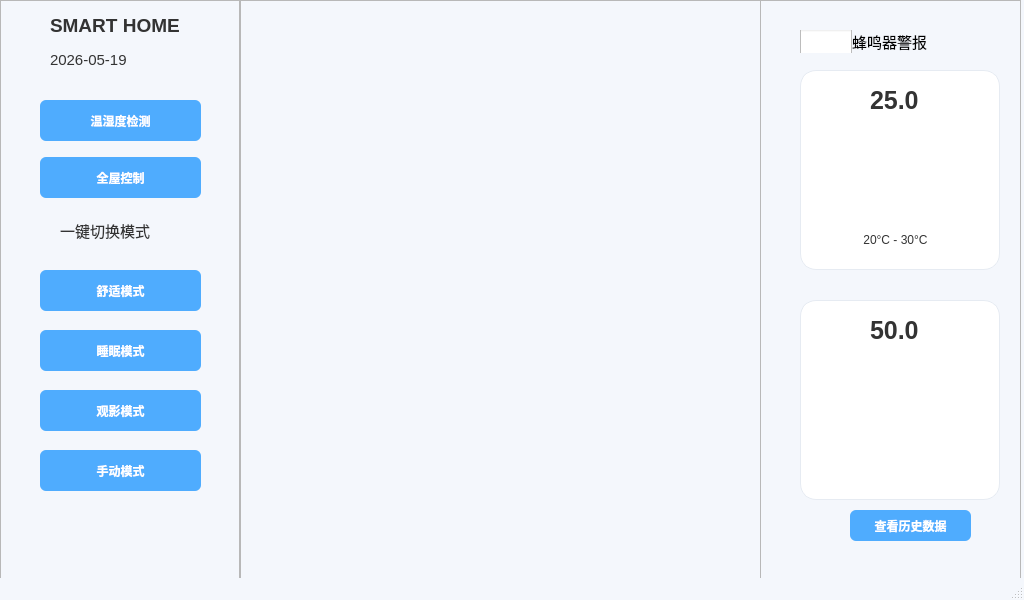
The window that Qt/mainwindow.ui (solitude-404/iot_Qt_home) describes before a commit, drawn with Qt 5.
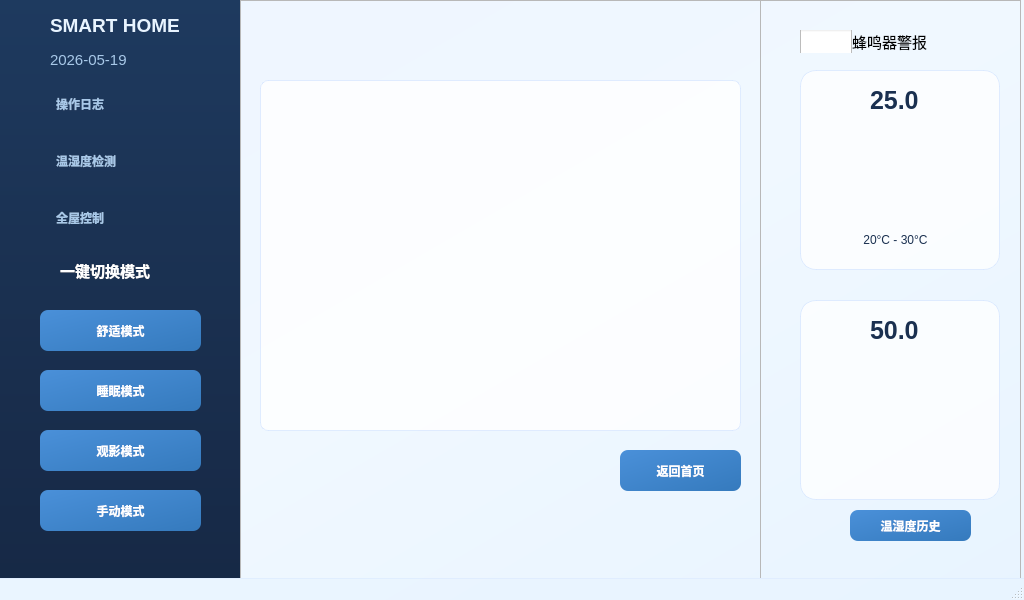
The same window after the commit. The open tabs and pages were chosen to show the change. Icons and pictures are not drawn. Custom widgets are drawn as their Qt base class.

Commit message: 1.新增设备状态表 2.新增操作日志表。 3.系统配置表存储数据，添加温湿度历史表将之前的按钮连接跳转到新建页面展示新增的温湿度历史表，把之前的当作实时数据表格，并且在曲线下添加跳转到实时数据表格的按钮 4.qt界面代码开启读取数据库上一次阈值数据。

```diff
--- a/Qt/mainwindow.ui
+++ b/Qt/mainwindow.ui
@@ -27,11 +27,19 @@
   </property>
   <property name="styleSheet">
    <string notr="true">QMainWindow {
-    background-color: #F4F7FC;
+    background: qlineargradient(x1:0, y1:0, x2:1, y2:1, stop:0 #EEF5FF, stop:0.5 #F0F8FF, stop:1 #E8F4FF);
 }
 
 /* ------------------------------
-   卡片样式（去掉box-shadow，改用边框+背景区分）
+   左侧面板 - 深蓝色
+------------------------------ */
+QFrame#leftPanel {
+    background: qlineargradient(x1:0, y1:0, x2:0, y2:1, stop:0 #1E3A5F, stop:0.5 #1A3050, stop:1 #162845);
+    border-radius: 0;
+}
+
+/* ------------------------------
+   毛玻璃卡片样式
 ------------------------------ */
 QFrame#cardSystem, 
 QFrame#cardTime, 
@@ -39,19 +47,19 @@
 QFrame#cardFan, 
 QFrame#cardHeat, 
 QFrame#cardThreshold {
-    background-color: #FFFFFF;
-    border-radius: 14px;
-    border: 1px solid #E6EBF2;
+    background-color: rgba(255, 255, 255, 0.75);
+    border-radius: 16px;
+    border: 1px solid rgba(200, 220, 255, 0.5);
 }
 
 QFrame#tempCard, 
 QFrame#humiCard {
-    background-color: #FFFFFF;
+    background-color: rgba(255, 255, 255, 0.75);
     border-radius: 16px;
-    border: 1px solid #E6EBF2;
+    border: 1px solid rgba(200, 220, 255, 0.5);
 }
 
-/* 卡片悬浮效果：边框变蓝 + 背景轻微变亮 */
+/* 卡片悬浮效果 */
 QFrame#cardSystem:hover, 
 QFrame#cardTime:hover, 
 QFrame#cardConnection:hover,
@@ -60,12 +68,12 @@
 QFrame#cardThreshold:hover,
 QFrame#tempCard:hover, 
 QFrame#humiCard:hover {
-    background-color: #F8FBFF;
-    border: 1px solid #4FACFE;
+    background-color: rgba(255, 255, 255, 0.9);
+    border: 1px solid rgba(100, 150, 220, 0.6);
 }
 
 /* ------------------------------
-   你的 CheckBox 开关 —— 完全不动！
+   CheckBox 开关
 ------------------------------ */
 QCheckBox {
     spacing: 0;
@@ -82,41 +90,263 @@
 }
 
 /* ------------------------------
-   按钮美化：Qt 原生支持的效果
+   按钮美化 - 统一蓝色系
 ------------------------------ */
 QPushButton {
-    background-color: #4FACFE;
+    background: qlineargradient(x1:0, y1:0, x2:1, y2:1, stop:0 #4A90D9, stop:1 #357ABD);
     color: white;
-    border-radius: 6px;
-    padding: 5px 12px;
-    font-weight: bold;
+    border-radius: 8px;
+    padding: 6px 16px;
+    font-weight: 600;
     border: none;
 }
 
 QPushButton:hover {
-    background-color: #00F2FE;
+    background: qlineargradient(x1:0, y1:0, x2:1, y2:1, stop:0 #5BA0E9, stop:1 #4A90D9);
 }
 
 QPushButton:pressed {
-    background-color: #3B9BEE;
+    background: qlineargradient(x1:0, y1:0, x2:1, y2:1, stop:0 #357ABD, stop:1 #2868A8);
 }
 
+QPushButton:disabled {
+    background-color: #C5D5E8;
+    color: #8BA4C0;
+}
+
+/* 导航按钮样式 */
+QPushButton#btnNavHome,
+QPushButton#btnNavControl,
+QPushButton#btnNavLogs,
+QPushButton#btnNavTempHumi {
+    background-color: transparent;
+    color: #A8C8E8;
+    border-radius: 8px;
+    padding: 10px 16px;
+    font-weight: 500;
+    border: none;
+    text-align: left;
+}
+
+QPushButton#btnNavHome:hover,
+QPushButton#btnNavControl:hover,
+QPushButton#btnNavLogs:hover,
+QPushButton#btnNavTempHumi:hover {
+    background-color: rgba(255, 255, 255, 0.15);
+    color: #FFFFFF;
+}
+
+QPushButton#btnNavHome:pressed,
+QPushButton#btnNavControl:pressed,
+QPushButton#btnNavLogs:pressed,
+QPushButton#btnNavTempHumi:pressed {
+    background-color: rgba(255, 255, 255, 0.25);
+}
+
 /* ------------------------------
-   标签文字美化
+   模式按钮样式 - 统一蓝色系
+------------------------------ */
+QPushButton#btnComfortMode {
+    background: qlineargradient(x1:0, y1:0, x2:1, y2:1, stop:0 #4A90D9, stop:1 #357ABD);
+    color: white;
+}
+QPushButton#btnComfortMode:hover {
+    background: qlineargradient(x1:0, y1:0, x2:1, y2:1, stop:0 #5BA0E9, stop:1 #4A90D9);
+}
+
+QPushButton#btnSleepMode {
+    background: qlineargradient(x1:0, y1:0, x2:1, y2:1, stop:0 #4A90D9, stop:1 #357ABD);
+    color: white;
+}
+QPushButton#btnSleepMode:hover {
+    background: qlineargradient(x1:0, y1:0, x2:1, y2:1, stop:0 #5BA0E9, stop:1 #4A90D9);
+}
+
+QPushButton#btnCinemaMode {
+    background: qlineargradient(x1:0, y1:0, x2:1, y2:1, stop:0 #4A90D9, stop:1 #357ABD);
+    color: white;
+}
+QPushButton#btnCinemaMode:hover {
+    background: qlineargradient(x1:0, y1:0, x2:1, y2:1, stop:0 #5BA0E9, stop:1 #4A90D9);
+}
+
+QPushButton#btnManualMode {
+    background: qlineargradient(x1:0, y1:0, x2:1, y2:1, stop:0 #4A90D9, stop:1 #357ABD);
+    color: white;
+}
+QPushButton#btnManualMode:hover {
+    background: qlineargradient(x1:0, y1:0, x2:1, y2:1, stop:0 #5BA0E9, stop:1 #4A90D9);
+}
+
+/* ------------------------------
+   标签文字美化 - 蓝色系
 ------------------------------ */
 QLabel {
-    color: #333333;
+    color: #1A3050;
 }
 
 QLabel#labelTitle {
     font-size: 14px;
-    color: #666666;
+    color: #4A6080;
 }
 
 QLabel#labelValue {
     font-size: 24px;
     font-weight: bold;
-    color: #222222;
+    color: #1E3A5F;
+}
+
+QLabel#lblLogo_2 {
+    color: #E8F4FF;
+}
+
+QLabel#lblTimeDisplay {
+    color: #A8C8E8;
+}
+
+QLabel#lblStatusLed {
+    font-weight: bold;
+}
+
+QLabel#label_2 {
+    color: #FFFFFF;
+    font-weight: 500;
+}
+
+/* ------------------------------
+   表格美化 - 蓝色系
+------------------------------ */
+QTableWidget {
+    background-color: rgba(255, 255, 255, 0.8);
+    border-radius: 8px;
+    border: 1px solid rgba(200, 220, 255, 0.5);
+}
+
+QTableWidget::item {
+    padding: 6px;
+    border-bottom: 1px solid rgba(200, 220, 255, 0.3);
+}
+
+QTableWidget::item:hover {
+    background-color: rgba(74, 144, 217, 0.15);
+}
+
+QTableWidget::item:selected {
+    background-color: rgba(74, 144, 217, 0.25);
+    color: #1E3A5F;
+}
+
+QTableWidget::horizontalHeader {
+    background-color: rgba(232, 244, 255, 0.9);
+    border-radius: 8px;
+}
+
+QTableWidget::horizontalHeader::section {
+    background-color: rgba(232, 244, 255, 0.9);
+    color: #1A3050;
+    padding: 8px;
+    font-weight: 600;
+    border: none;
+    border-right: 1px solid rgba(200, 220, 255, 0.4);
+}
+
+QTableWidget::horizontalHeader::section:last-child {
+    border-right: none;
+}
+
+QTableWidget::verticalHeader {
+    background-color: rgba(232, 244, 255, 0.6);
+}
+
+QTableWidget::verticalHeader::section {
+    background-color: rgba(232, 244, 255, 0.6);
+    color: #4A6080;
+    padding: 6px;
+    border: none;
+    border-bottom: 1px solid rgba(200, 220, 255, 0.3);
+}
+
+/* ------------------------------
+   下拉框美化
+------------------------------ */
+QComboBox {
+    background-color: rgba(255, 255, 255, 0.8);
+    border: 1px solid rgba(200, 220, 255, 0.5);
+    border-radius: 8px;
+    padding: 6px 12px;
+    color: #1A3050;
+}
+
+QComboBox:hover {
+    border-color: #4A90D9;
+}
+
+QComboBox::drop-down {
+    border: none;
+}
+
+QComboBox::down-arrow {
+    image: url(:/images/arrow-down.svg);
+    width: 16px;
+    height: 16px;
+}
+
+/* ------------------------------
+   状态栏
+------------------------------ */
+QStatusBar {
+    background-color: rgba(232, 244, 255, 0.7);
+    border-top: 1px solid rgba(200, 220, 255, 0.3);
+    color: #1A3050;
+}
+
+/* ------------------------------
+   滚动条美化 - 蓝色系
+------------------------------ */
+QScrollBar:vertical {
+    background-color: rgba(200, 220, 255, 0.2);
+    width: 8px;
+    border-radius: 4px;
+}
+
+QScrollBar::handle:vertical {
+    background-color: rgba(74, 144, 217, 0.4);
+    border-radius: 4px;
+}
+
+QScrollBar::handle:vertical:hover {
+    background-color: rgba(74, 144, 217, 0.6);
+}
+
+QScrollBar:horizontal {
+    background-color: rgba(200, 220, 255, 0.2);
+    height: 8px;
+    border-radius: 4px;
+}
+
+QScrollBar::handle:horizontal {
+    background-color: rgba(74, 144, 217, 0.4);
+    border-radius: 4px;
+}
+
+QScrollBar::handle:horizontal:hover {
+    background-color: rgba(74, 144, 217, 0.6);
+}
+
+/* ------------------------------
+   仪表盘文字
+------------------------------ */
+QLabel#gaugeLabelTemp,
+QLabel#gaugeLabelHumi {
+    font-size: 12px;
+    color: #4A6080;
+}
+
+QLabel#gaugeValueTemp,
+QLabel#gaugeValueHumi {
+    font-size: 20px;
+    font-weight: bold;
+    color: #1E3A5F;
 }</string>
   </property>
   <widget class="QWidget" name="centralwidget">
@@ -176,7 +406,7 @@
      <property name="geometry">
       <rect>
        <x>60</x>
-       <y>220</y>
+       <y>260</y>
        <width>121</width>
        <height>20</height>
       </rect>
@@ -194,7 +424,7 @@
      <property name="geometry">
       <rect>
        <x>40</x>
-       <y>270</y>
+       <y>310</y>
        <width>161</width>
        <height>41</height>
       </rect>
@@ -207,7 +437,7 @@
      <property name="geometry">
       <rect>
        <x>40</x>
-       <y>330</y>
+       <y>370</y>
        <width>161</width>
        <height>41</height>
       </rect>
@@ -220,7 +450,7 @@
      <property name="geometry">
       <rect>
        <x>40</x>
-       <y>390</y>
+       <y>430</y>
        <width>161</width>
        <height>41</height>
       </rect>
@@ -233,7 +463,7 @@
      <property name="geometry">
       <rect>
        <x>40</x>
-       <y>450</y>
+       <y>490</y>
        <width>161</width>
        <height>41</height>
       </rect>
@@ -242,11 +472,24 @@
       <string>手动模式</string>
      </property>
     </widget>
+    <widget class="QPushButton" name="btnNavLogs">
+     <property name="geometry">
+      <rect>
+       <x>40</x>
+       <y>83</y>
+       <width>161</width>
+       <height>41</height>
+      </rect>
+     </property>
+     <property name="text">
+      <string>操作日志</string>
+     </property>
+    </widget>
     <widget class="QPushButton" name="btnNavTempHumi">
      <property name="geometry">
       <rect>
        <x>40</x>
-       <y>100</y>
+       <y>140</y>
        <width>161</width>
        <height>41</height>
       </rect>
@@ -259,7 +502,7 @@
      <property name="geometry">
       <rect>
        <x>40</x>
-       <y>157</y>
+       <y>197</y>
        <width>161</width>
        <height>41</height>
       </rect>
@@ -294,7 +537,7 @@
       </rect>
      </property>
      <property name="currentIndex">
-      <number>4</number>
+      <number>3</number>
      </property>
      <widget class="QWidget" name="homepage"/>
      <widget class="QWidget" name="temp">
@@ -537,13 +780,26 @@
         </item>
        </layout>
       </widget>
+      <widget class="QPushButton" name="btnToRealtimeData">
+       <property name="geometry">
+        <rect>
+         <x>20</x>
+         <y>500</y>
+         <width>121</width>
+         <height>31</height>
+        </rect>
+       </property>
+       <property name="text">
+        <string>实时数据表格</string>
+       </property>
+      </widget>
      </widget>
      <widget class="QWidget" name="history">
       <widget class="QPushButton" name="btnBackToEnv">
        <property name="geometry">
         <rect>
-         <x>330</x>
-         <y>457</y>
+         <x>370</x>
+         <y>450</y>
          <width>121</width>
          <height>41</height>
         </rect>
@@ -555,16 +811,65 @@
       <widget class="QTableWidget" name="tableHistory">
        <property name="geometry">
         <rect>
-         <x>40</x>
+         <x>30</x>
          <y>80</y>
-         <width>421</width>
+         <width>461</width>
+         <height>351</height>
+        </rect>
+       </property>
+      </widget>
+     </widget>
+     <widget class="QWidget" name="tempHistory">
+      <widget class="QPushButton" name="btnBackFromTempHistory">
+       <property name="geometry">
+        <rect>
+         <x>370</x>
+         <y>450</y>
+         <width>121</width>
+         <height>41</height>
+        </rect>
+       </property>
+       <property name="text">
+        <string>返回温湿度页</string>
+       </property>
+      </widget>
+      <widget class="QTableWidget" name="tableTempHistory">
+       <property name="geometry">
+        <rect>
+         <x>30</x>
+         <y>80</y>
+         <width>461</width>
          <height>351</height>
         </rect>
        </property>
       </widget>
      </widget>
      <widget class="QWidget" name="camera"/>
-     <widget class="QWidget" name="SQLhistory"/>
+     <widget class="QWidget" name="operationLogs">
+      <widget class="QPushButton" name="btnBackFromLogs">
+       <property name="geometry">
+        <rect>
+         <x>380</x>
+         <y>450</y>
+         <width>121</width>
+         <height>41</height>
+        </rect>
+       </property>
+       <property name="text">
+        <string>返回首页</string>
+       </property>
+      </widget>
+      <widget class="QTableWidget" name="tableOperationLogs">
+       <property name="geometry">
+        <rect>
+         <x>20</x>
+         <y>80</y>
+         <width>481</width>
+         <height>351</height>
+        </rect>
+       </property>
+      </widget>
+     </widget>
     </widget>
     <widget class="QFrame" name="lastPanel">
      <property name="geometry">
@@ -712,7 +1017,7 @@
        </rect>
       </property>
       <property name="text">
-       <string>查看历史数据</string>
+       <string>温湿度历史</string>
       </property>
      </widget>
     </widget>
```
The commit also changes 12 other files.
